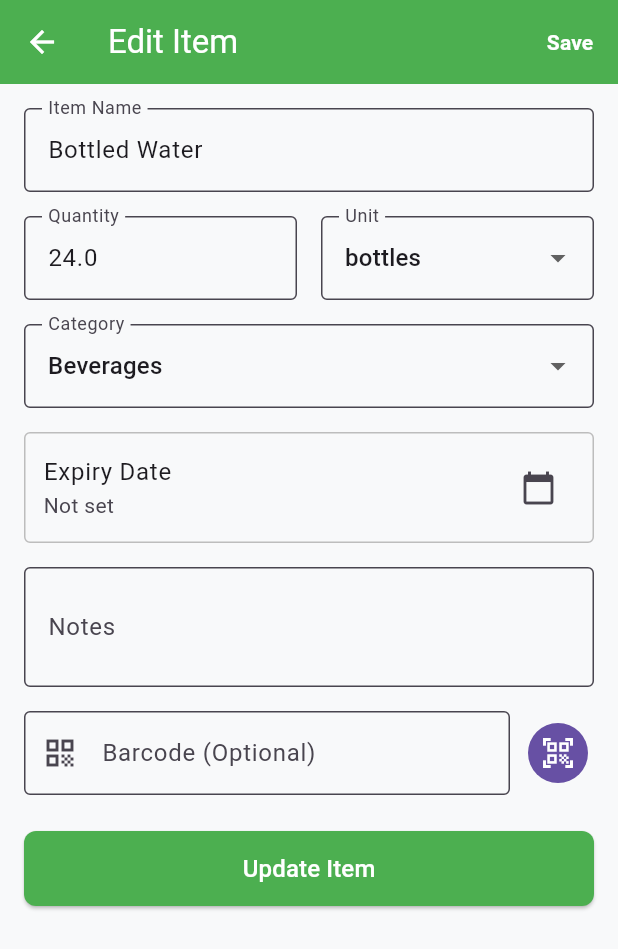
After one commit to toddisaacs/pantryready, a Flutter app: the screen it shows after launch, item 2 of the bottom bar chosen, after a tap on the "edit" icon, on a phone screen of 412 x 824 dp. The commit adds this screen. Shown: the top 949 px of the screen. Run offline on Flutter 3.47's test engine with Material 3 defaults, Android fonts, the phone set to English and light mode, and no system bars; our stand-ins replace firebase_core; missing offline and left inert: mobile_scanner; accounts and stored records are empty.

Commit message:
Implement comprehensive item edit functionality
Features added:
- Create EditItemScreen with pre-populated form fields from existing item data
- Add edit buttons to inventory list items and item detail screen
- Implement edit item logic in main app state management
- Add barcode scanning capability to edit screen
- Include expiry date clearing functionality in edit mode
- Add Save button in app bar for better UX

UI/UX improvements:
- Edit buttons with tooltips in inventory list and detail screen
- Conditional display of edit/delete buttons based on callback availability
- Success message when item is updated
- Pre-populated fields maintain data integrity

State management:
- Proper item updating using copyWith to preserve ID and creation timestamp
- Updated timestamp tracking for edit operations
- Integration with existing barcode and delete functionality

Testing:
- Added 11 comprehensive tests for edit functionality
- Tests cover field pre-population, validation, UI elements, and state management
- Updated existing delete tests for conditional button display
- All 35 tests passing

Code quality:
- Zero analyzer issues
- Proper error handling and validation
- Consistent UI patterns with existing screens
- Type-safe implementations

```diff
--- a/lib/main.dart
+++ b/lib/main.dart
@@ -4,6 +4,7 @@ import 'package:pantryready/firebase_options.dart';
 import 'package:pantryready/screens/add_item_screen.dart';
 import 'package:pantryready/screens/inventory_screen.dart';
 import 'package:pantryready/screens/barcode_scanner_screen.dart';
+import 'package:pantryready/screens/edit_item_screen.dart';
 import 'package:pantryready/models/pantry_item.dart';
 import 'package:pantryready/constants/app_constants.dart';
 
@@ -97,6 +98,33 @@ class _MainScreenState extends State<MainScreen> {
     setState(() {
       _pantryItems.removeWhere((pantryItem) => pantryItem.id == item.id);
     });
+  }
+
+  // Method to edit an existing pantry item
+  void _editPantryItem(PantryItem item) async {
+    final PantryItem? updatedItem = await Navigator.push<PantryItem>(
+      context,
+      MaterialPageRoute(builder: (context) => EditItemScreen(item: item)),
+    );
+
+    if (updatedItem != null) {
+      setState(() {
+        final index = _pantryItems.indexWhere((i) => i.id == item.id);
+        if (index != -1) {
+          _pantryItems[index] = updatedItem;
+        }
+      });
+
+      // Show success message
+      if (mounted) {
+        ScaffoldMessenger.of(context).showSnackBar(
+          SnackBar(
+            content: Text('Updated ${updatedItem.name}'),
+            backgroundColor: AppConstants.successColor,
+          ),
+        );
+      }
+    }
   }
 
   // Method to handle barcode scanning
@@ -225,6 +253,7 @@ class _MainScreenState extends State<MainScreen> {
         pantryItems: _pantryItems,
         onAddItem: _addPantryItem,
         onDeleteItem: _deletePantryItem,
+        onEditItem: _editPantryItem,
       ),
       const SettingsScreen(),
     ];
--- /dev/null
+++ b/lib/screens/edit_item_screen.dart
@@ -0,0 +1,321 @@
+import 'package:flutter/material.dart';
+import 'package:pantryready/constants/app_constants.dart';
+import 'package:pantryready/models/pantry_item.dart';
+import 'package:pantryready/screens/barcode_scanner_screen.dart';
+
+class EditItemScreen extends StatefulWidget {
+  final PantryItem item;
+
+  const EditItemScreen({super.key, required this.item});
+
+  @override
+  State<EditItemScreen> createState() => _EditItemScreenState();
+}
+
+class _EditItemScreenState extends State<EditItemScreen> {
+  final _formKey = GlobalKey<FormState>();
+  final _nameController = TextEditingController();
+  final _quantityController = TextEditingController();
+  final _notesController = TextEditingController();
+  final _barcodeController = TextEditingController();
+
+  String _selectedUnit = AppConstants.units.first;
+  String _selectedCategory = AppConstants.categories.first;
+  DateTime? _selectedExpiryDate;
+
+  @override
+  void initState() {
+    super.initState();
+    // Pre-populate fields with existing item data
+    _nameController.text = widget.item.name;
+    _quantityController.text = widget.item.quantity.toString();
+    _notesController.text = widget.item.notes ?? '';
+    _barcodeController.text = widget.item.barcode ?? '';
+    _selectedUnit = widget.item.unit;
+    _selectedCategory = widget.item.category;
+    _selectedExpiryDate = widget.item.expiryDate;
+  }
+
+  @override
+  void dispose() {
+    _nameController.dispose();
+    _quantityController.dispose();
+    _notesController.dispose();
+    _barcodeController.dispose();
+    super.dispose();
+  }
+
+  Future<void> _scanBarcode() async {
+    final String? scannedBarcode = await Navigator.push<String>(
+      context,
+      MaterialPageRoute(builder: (context) => const BarcodeScannerScreen()),
+    );
+
+    if (scannedBarcode != null && scannedBarcode.isNotEmpty) {
+      setState(() {
+        _barcodeController.text = scannedBarcode;
+      });
+    }
+  }
+
+  void _selectExpiryDate() async {
+    final DateTime? picked = await showDatePicker(
+      context: context,
+      initialDate:
+          _selectedExpiryDate ?? DateTime.now().add(const Duration(days: 7)),
+      firstDate: DateTime.now(),
+      lastDate: DateTime.now().add(const Duration(days: 365 * 5)),
+      helpText: 'Select Expiry Date',
+    );
+
+    if (picked != null) {
+      setState(() {
+        _selectedExpiryDate = picked;
+      });
+    }
+  }
+
+  void _clearExpiryDate() {
+    setState(() {
+      _selectedExpiryDate = null;
+    });
+  }
+
+  String _formatDate(DateTime date) {
+    return '${date.day}/${date.month}/${date.year}';
+  }
+
+  void _saveItem() {
+    if (_formKey.currentState!.validate()) {
+      final updatedItem = widget.item.copyWith(
+        name: _nameController.text.trim(),
+        quantity: double.tryParse(_quantityController.text.trim()) ?? 1.0,
+        unit: _selectedUnit,
+        category: _selectedCategory,
+        expiryDate: _selectedExpiryDate,
+        notes:
+            _notesController.text.trim().isEmpty
+                ? null
+                : _notesController.text.trim(),
+        barcode:
+            _barcodeController.text.trim().isEmpty
+                ? null
+                : _barcodeController.text.trim(),
+        updatedAt: DateTime.now(),
+      );
+      Navigator.of(context).pop(updatedItem);
+    }
+  }
+
+  @override
+  Widget build(BuildContext context) {
+    return Scaffold(
+      appBar: AppBar(
+        title: const Text('Edit Item'),
+        backgroundColor: AppConstants.primaryColor,
+        foregroundColor: Colors.white,
+        actions: [
+          TextButton(
+            onPressed: _saveItem,
+            child: const Text(
+              'Save',
+              style: TextStyle(
+                color: Colors.white,
+                fontWeight: FontWeight.bold,
+              ),
+            ),
+          ),
+        ],
+      ),
+      body: Padding(
+        padding: const EdgeInsets.all(16.0),
+        child: Form(
+          key: _formKey,
+          child: ListView(
+            children: [
+              TextFormField(
+                controller: _nameController,
+                decoration: const InputDecoration(
+                  labelText: 'Item Name',
+                  border: OutlineInputBorder(),
+                ),
+                validator:
+                    (value) =>
+                        value == null || value.trim().isEmpty
+                            ? 'Enter a name'
+                            : null,
+              ),
+              const SizedBox(height: 16),
+              Row(
+                children: [
+                  Expanded(
+                    child: TextFormField(
+                      controller: _quantityController,
+                      decoration: const InputDecoration(
+                        labelText: 'Quantity',
+                        border: OutlineInputBorder(),
+                      ),
+                      keyboardType: TextInputType.number,
+                      validator: (value) {
+                        if (value == null || value.trim().isEmpty) {
+                          return 'Enter quantity';
+                        }
+                        final n = double.tryParse(value.trim());
+                        if (n == null || n <= 0) {
+                          return 'Enter a valid number';
+                        }
+                        return null;
+                      },
+                    ),
+                  ),
+                  const SizedBox(width: 16),
+                  Expanded(
+                    child: DropdownButtonFormField<String>(
+                      value: _selectedUnit,
+                      decoration: const InputDecoration(
+                        labelText: 'Unit',
+                        border: OutlineInputBorder(),
+                      ),
+                      items:
+                          AppConstants.units
+                              .map(
+                                (unit) => DropdownMenuItem(
+                                  value: unit,
+                                  child: Text(unit),
+                                ),
+                              )
+                              .toList(),
+                      onChanged: (String? value) {
+                        if (value != null) {
+                          setState(() {
+                            _selectedUnit = value;
+                          });
+                        }
+                      },
+                      validator: (value) {
+                        if (value == null || value.isEmpty) {
+                          return 'Please select a unit';
+                        }
+                        return null;
+                      },
+                    ),
+                  ),
+                ],
+              ),
+              const SizedBox(height: 16),
+              DropdownButtonFormField<String>(
+                value: _selectedCategory,
+                decoration: const InputDecoration(
+                  labelText: 'Category',
+                  border: OutlineInputBorder(),
+                ),
+                items:
+                    AppConstants.categories
+                        .map(
+                          (category) => DropdownMenuItem(
+                            value: category,
+                            child: Text(category),
+                          ),
+                        )
+                        .toList(),
+                onChanged: (String? value) {
+                  if (value != null) {
+                    setState(() {
+                      _selectedCategory = value;
+                    });
+                  }
+                },
+                validator: (value) {
+                  if (value == null || value.isEmpty) {
+                    return 'Please select a category';
+                  }
+                  return null;
+                },
+              ),
+              const SizedBox(height: 16),
+              ListTile(
+                title: const Text('Expiry Date'),
+                subtitle: Text(
+                  _selectedExpiryDate != null
+                      ? _formatDate(_selectedExpiryDate!)
+                      : 'Not set',
+                ),
+                trailing: Row(
+                  mainAxisSize: MainAxisSize.min,
+                  children: [
+                    if (_selectedExpiryDate != null)
+                      IconButton(
+                        icon: const Icon(Icons.clear),
+                        onPressed: _clearExpiryDate,
+                        tooltip: 'Clear date',
+                      ),
+                    IconButton(
+                      icon: const Icon(Icons.calendar_today),
+                      onPressed: _selectExpiryDate,
+                      tooltip: 'Select date',
+                    ),
+                  ],
+                ),
+                contentPadding: const EdgeInsets.symmetric(horizontal: 12),
+                shape: RoundedRectangleBorder(
+                  borderRadius: BorderRadius.circular(4),
+                  side: BorderSide(color: Colors.grey.shade400),
+                ),
+              ),
+              const SizedBox(height: 16),
+              TextFormField(
+                controller: _notesController,
+                decoration: const InputDecoration(
+                  labelText: 'Notes',
+                  border: OutlineInputBorder(),
+                  hintText: 'Optional notes about the item',
+                ),
+                maxLines: 2,
+              ),
+              const SizedBox(height: 16),
+
+              // Barcode field
+              Row(
+                children: [
+                  Expanded(
+                    child: TextFormField(
+                      controller: _barcodeController,
+                      decoration: const InputDecoration(
+                        labelText: 'Barcode (Optional)',
+                        border: OutlineInputBorder(),
+                        hintText: 'Scan or enter barcode',
+                        prefixIcon: Icon(Icons.qr_code),
+                      ),
+                    ),
+                  ),
+                  const SizedBox(width: 8),
+                  IconButton.filled(
+                    onPressed: _scanBarcode,
+                    icon: const Icon(Icons.qr_code_scanner),
+                    tooltip: 'Scan Barcode',
+                  ),
+                ],
+              ),
+
+              const SizedBox(height: 24),
+              SizedBox(
+                height: 50,
+                child: ElevatedButton(
+                  onPressed: _saveItem,
+                  style: ElevatedButton.styleFrom(
+                    backgroundColor: AppConstants.primaryColor,
+                    foregroundColor: Colors.white,
+                  ),
+                  child: const Text(
+                    'Update Item',
+                    style: TextStyle(fontSize: 16),
+                  ),
+                ),
+              ),
+            ],
+          ),
+        ),
+      ),
+    );
+  }
+}
--- a/lib/screens/inventory_screen.dart
+++ b/lib/screens/inventory_screen.dart
@@ -7,13 +7,15 @@ import 'package:pantryready/screens/inventory_item_detail_screen.dart';
 class InventoryScreen extends StatefulWidget {
   final List<PantryItem> pantryItems;
   final Function(PantryItem?) onAddItem;
-  final Function(PantryItem)? onDeleteItem;
+  final Function(PantryItem) onDeleteItem;
+  final Function(PantryItem) onEditItem;
 
   const InventoryScreen({
     super.key,
     required this.pantryItems,
     required this.onAddItem,
-    this.onDeleteItem,
+    required this.onDeleteItem,
+    required this.onEditItem,
   });
 
   @override
@@ -295,7 +297,19 @@ class _InventoryScreenState extends State<InventoryScreen> {
               ),
           ],
         ),
-        trailing: const Icon(Icons.chevron_right),
+        trailing: Row(
+          mainAxisSize: MainAxisSize.min,
+          children: [
+            IconButton(
+              icon: const Icon(Icons.edit, size: 20),
+              onPressed: () => widget.onEditItem(item),
+              tooltip: 'Edit Item',
+              padding: EdgeInsets.zero,
+              constraints: const BoxConstraints(minWidth: 32, minHeight: 32),
+            ),
+            const Icon(Icons.chevron_right),
+          ],
+        ),
         onTap: () {
           Navigator.push(
             context,
@@ -304,6 +318,7 @@ class _InventoryScreenState extends State<InventoryScreen> {
                   (context) => InventoryItemDetailScreen(
                     item: item,
                     onDelete: widget.onDeleteItem,
+                    onEdit: widget.onEditItem,
                   ),
             ),
           );
```
Also changed, not shown: lib/screens/inventory_item_detail_screen.dart (+8 -11 lines), 2 other files.
